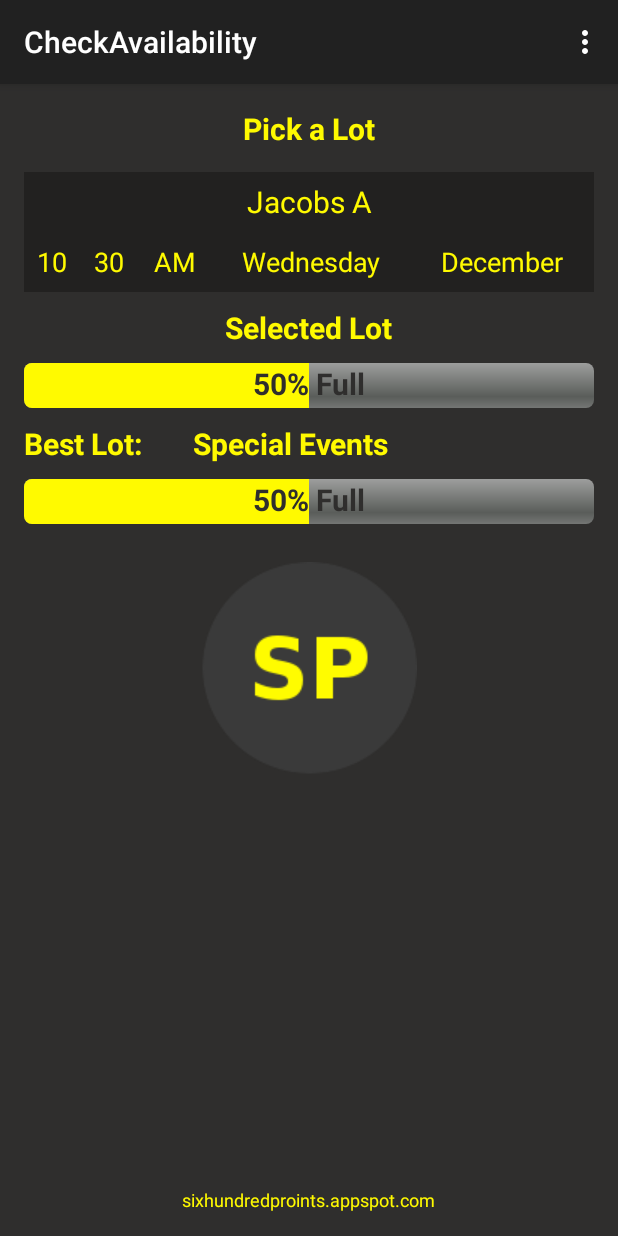
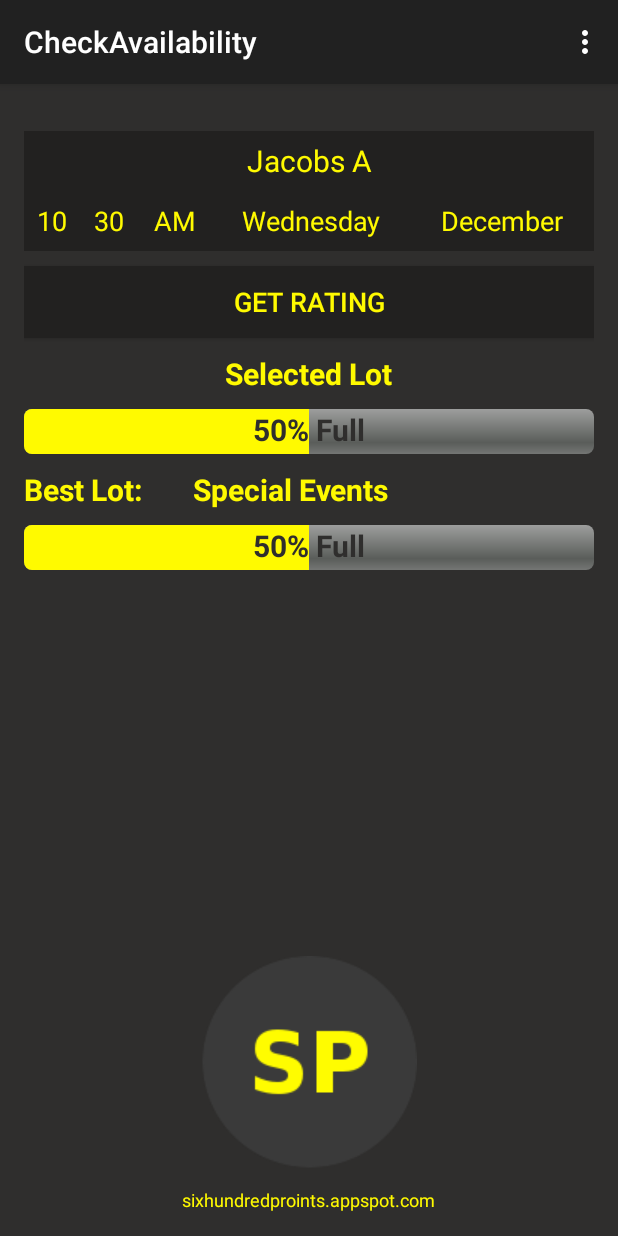
Before and after one commit to vickymzheng/sixPoints, an Android app: the screen it shows after launch (CheckAvail), after a tap on "CHECK AVAILABILITY", on a phone screen of 412 x 824 dp. Run offline under Robolectric (Android 15) with nearby library versions, the phone set to English and light mode, and no system bars.

Commit message:
Added test button in ARRIVING activity

```diff
--- a/sixpts/app/src/main/java/app/sixpts/CheckAvail.java
+++ b/sixpts/app/src/main/java/app/sixpts/CheckAvail.java
@@ -4,8 +4,14 @@ import android.support.v7.app.AppCompatActivity;
 import android.os.Bundle;
 import android.view.Menu;
 import android.view.MenuItem;
+import android.view.View;
 import android.widget.ArrayAdapter;
+import android.widget.Button;
+import android.widget.ProgressBar;
 import android.widget.Spinner;
+import android.widget.TextView;
+
+import org.w3c.dom.Text;
 
 import app.sixpts.listeners.DayListener;
 import app.sixpts.listeners.HourListener;
@@ -15,19 +21,24 @@ import app.sixpts.listeners.MonthListener;
 import app.sixpts.listeners.apmListener;
 
 public class CheckAvail extends AppCompatActivity {
-    Spinner _monthSpinner;
-    Spinner _daySpinner;
-    Spinner _hourSpinner;
-    Spinner _minuteSpinner;
-    Spinner _apmSpinner;
-    Spinner _lotSpinner;
+    Spinner _monthSpinner, _daySpinner, _hourSpinner,
+            _minuteSpinner, _apmSpinner, _lotSpinner;
+    TextView _bestLot, _selectedLot;
+    ProgressBar _selectedBar, _suggestedBar;
     Data _data;
+    Button _rating;
 
     @Override
     protected void onCreate(Bundle savedInstanceState) {
         super.onCreate(savedInstanceState);
         setContentView(R.layout.activity_check_avail);
-        _data = new Data(null, null, null, getApplicationContext());
+        _bestLot = (TextView) findViewById(R.id.lotText);
+        _selectedLot = (TextView) findViewById(R.id.selectedText);
+        _lotSpinner = (Spinner) findViewById(R.id.mapSpinner);
+        _rating = (Button) findViewById(R.id.rateButton);
+        _selectedBar = (ProgressBar) findViewById(R.id.currentLotBar);
+        _suggestedBar = (ProgressBar) findViewById(R.id.suggestedLotBar);
+        _data = new Data( _rating, _bestLot, _selectedLot, _selectedBar, _suggestedBar, _lotSpinner, CheckAvail.this);
         setUp();
     }
 
@@ -54,6 +65,16 @@ public class CheckAvail extends AppCompatActivity {
     }
 
     public void setUp() {
+
+        _rating.setOnClickListener(new View.OnClickListener() {
+            @Override
+            public void onClick(View v) {
+                _data.getSelectedView().setText(_data.getSelectedLot());
+                _data.getRankings().execute();
+
+            }
+        });
+
         _monthSpinner = (Spinner) findViewById(R.id.monthSpinner);
         ArrayAdapter monthAdapter = ArrayAdapter.createFromResource(this, R.array.month_array, R.layout.monthspinner_layout);
         _monthSpinner.setAdapter(monthAdapter);
--- a/sixpts/app/src/main/java/app/sixpts/Data.java
+++ b/sixpts/app/src/main/java/app/sixpts/Data.java
@@ -2,35 +2,45 @@ package app.sixpts;
 
 import android.app.Activity;
 import android.content.Context;
-import android.content.res.AssetManager;
-import android.widget.EditText;
+import android.widget.Button;
+import android.widget.ProgressBar;
+import android.widget.Spinner;
+import android.widget.TextView;
 
-import java.io.IOException;
 import java.util.HashMap;
-import java.util.Scanner;
 import java.util.Calendar;
-import java.util.Map;
+
+import app.sixpts.TaskHandlers.SetRankings;
 
 
 /**
  * Created by paulkowa on 11/3/15.
  */
 public class Data extends Activity {
+    private Context context;
     private String _selectedLot;
     private int _month, _day, _hour, _minute, _amp;
     private HashMap<String, HashMap<String, Integer>> _map;
-    private AssetManager _assMan;
-    private String[] _files;
+    private TextView suggestedLot, selectedLot;
+    private ProgressBar selectedBar, suggestedBar;
+    private SetRankings rankings;
+    private Spinner selectedLotSpinner;
+    private Button button;
 
+    public Data(Button button, TextView suggestedLot, TextView selectedLot, ProgressBar selectedBar, ProgressBar suggestedBar, Spinner selectedLotSpinner, Context context) {
+        // Set class variables
+        this.context = context;
+        this.suggestedBar = suggestedBar;
+        this.selectedBar = selectedBar;
+        this.suggestedLot = suggestedLot;
+        this.selectedLot = selectedLot;
+        this.selectedLotSpinner = selectedLotSpinner;
+        this.button = button;
 
-    /**
-     *
-     */
-    public Data(EditText sugLotField, EditText sugRateField, EditText curRateField, Context context) {
-        _map = new HashMap<String, HashMap<String, Integer>>();
-        _assMan = context.getAssets();
-        buildData();
+        // Create SetRankings
+        rankings = new SetRankings(context, this, button);
 
+        // Set spinner values to current day / time
         Calendar c = Calendar.getInstance();
         _hour = c.get(Calendar.HOUR_OF_DAY);
         _minute = c.get(Calendar.MINUTE);
@@ -38,6 +48,7 @@ public class Data extends Activity {
         _month = c.get(Calendar.MONTH);
         _day = c.get(Calendar.DAY_OF_WEEK);
 
+        // Round time to nearest half hour and set AM/PM
         if ((_minute >= 15 && _minute <= 30) || (_minute <= 45 && _minute >= 30)) { _minute = 30; }
         else if(_minute > 45 && _minute < 60) {
             _minute = 0;
@@ -48,188 +59,62 @@ public class Data extends Activity {
     }
 
     public void updateRating() {
-        String suggestion = "";
-        int sugRat = 0;
-        int curRat = 0;
+        //Toast.makeText(context, _selectedLot, Toast.LENGTH_SHORT).show();
 
-        /**
-         *Using _sugRateField and _sugLotField to display values for testing
-         */
-
-        /**
-        String[] selected = _selectedLot.split(" ");
-        try {
-            _sugRateField.setText(String.valueOf(_assMan.list("files").length));
-            _sugLotField.setText(String.valueOf(_assMan.list("files")[1]));
-        } catch (IOException e) {
-            e.printStackTrace();
-        }
-
-        /**
-         * Error occurs in either buildData or findBest
-         */
-        //_curRateField.setText(_map.get(selected[0] + selected[1]).get("011200"));
-
-        //findBest(suggestion, sugRat, curRat);
-
-        //_sugLotField.setText(_selectedLot.split(" ")[0] + _selectedLot.split(" ")[1]);
-        //_sugLotField.setText(_month + " " + _day + " " + _hour + " " + _minute + " " + _amp);
-        //_sugLotField.setText(_selectedLot.split(" ")[0] + _selectedLot.split(" ")[1]);
-        //_sugLotField.setText(suggestion);
-        //_sugRateField.setText(String.valueOf(sugRat));
-        //_curRateField.setText(String.valueOf(curRat));
-
-        //_curRateField.setText(_map.get(_selectedLot).get("011200"));
     }
 
-    public void buildData() {
-
-        try {
-            _files = _assMan.list("files");
-        } catch (IOException e) {
-            e.printStackTrace();
-        }
-
-        for(int i = 0; i < _files.length; ++i) {
-            Scanner scan;
-            HashMap<String, Integer> hash;
-            try {
-                scan = new Scanner(_assMan.open(_files[i]));
-                hash = new HashMap<String, Integer>();
-
-                while (scan.hasNext()) {
-                    String[] current = scan.nextLine().split(" ");
-                    hash.put(current[0], Integer.valueOf(current[1]));
-                }
-                _map.put(_files[i].split(".")[0], hash);
-            } catch (IOException e) {
-                e.printStackTrace();
-            }
-        }
-    }
-
-    private void findBest(String sugLot, int sugRat, int curRat) {
-        String[] selected = _selectedLot.split(" ");
-
-        if (selected.length == 2) {
-            curRat = _map.get(selected[0] + selected[1]).get(String.valueOf(_month) + String.valueOf(_day) + String.valueOf(_hour) + String.valueOf(_minute) + String.valueOf(_amp));
-            sugRat = _map.get(selected[0] + selected[1]).get(String.valueOf(_month) + String.valueOf(_day) + String.valueOf(_hour) + String.valueOf(_minute) + String.valueOf(_amp));
-        }
-        else {
-            curRat = _map.get(_selectedLot).get(String.valueOf(_month) + String.valueOf(_day) + String.valueOf(_hour) + String.valueOf(_minute) + String.valueOf(_amp));
-            sugRat = _map.get(_selectedLot).get(String.valueOf(_month) + String.valueOf(_day) + String.valueOf(_hour) + String.valueOf(_minute) + String.valueOf(_amp));
-        }
-
-        sugLot = _selectedLot;
-
-        for (Map.Entry<String, HashMap<String, Integer>> entry : _map.entrySet()) {
-            if(entry.getValue().get(String.valueOf(_month) + String.valueOf(_day) + String.valueOf(_hour) + String.valueOf(_minute) + String.valueOf(_amp)) < sugRat) {
-                sugRat = entry.getValue().get(String.valueOf(_month) + String.valueOf(_day) + String.valueOf(_hour) + String.valueOf(_minute) + String.valueOf(_amp));
-                sugLot = entry.getKey();
-            }
-        }
-    }
-
-    /**
-     *
-     * @param selectedLot
-     */
     public void setLot(String selectedLot) {
         _selectedLot = selectedLot;
         updateRating();
-        //_sugLotField.setText(_month + _day + _hour + _minute + _amp);
     }
 
-    /**
-     *
-     * @param month
-     */
     public void setMonth(int month) {
         _month = month;
         updateRating();
-        //_sugLotField.setText(_month + _day + _hour + _minute + _amp);
     }
 
-    /**
-     *
-     * @param day
-     */
     public void setDay(int day) {
         _day = day;
         updateRating();
-        //_sugLotField.setText(_month + _day + _hour + _minute + _amp);
     }
 
-    /**
-     *
-     * @param hour
-     */
     public void setHour(int hour) {
         _hour = hour;
         updateRating();
-        //_sugLotField.setText(_month + _day + _hour + _minute + _amp);
     }
 
-    /**
-     *
-     * @param minute
-     */
     public void setMinute(int minute) {
         _minute = minute;
         updateRating();
-        //_sugLotField.setText(_month + _day + _hour + _minute + _amp);
     }
 
-    /**
-     *
-     * @param amp
-     */
     public void setAmp(int amp) {
         _amp = amp;
         updateRating();
-        //_sugLotField.setText(_month + _day + _hour + _minute + _amp);
     }
 
-    /**
-     *
-     * @return selected lot
-     */
-    public String getSelectedLot() {
-        return _selectedLot;
-    }
+    public Spinner getLotSpinner() { return selectedLotSpinner; }
 
-    /**
-     *
-     * @return month
-     */
+    public String getSelectedLot() { return _selectedLot; }
+
+    public TextView getSuggestedView() { return suggestedLot; }
+
+    public TextView getSelectedView() { return selectedLot;}
+
+    public SetRankings getRankings() { return rankings; }
+
     public int getMonth() { return _month; }
 
-    /**
-     *
-     * @return day
-     */
     public int getDay() {
         return _day;
     }
 
-    /**
-     *
-     * @return hour
-     */
     public int getHour() {
         return _hour;
     }
 
-    /**
-     *
-     * @return minute
-     */
     public int getMinute() { return _minute; }
 
-    /**
-     *
-     * @return amp
-     */
     public int getAmp() { return _amp; }
 
 
--- a/sixpts/app/src/main/java/app/sixpts/Main.java
+++ b/sixpts/app/src/main/java/app/sixpts/Main.java
@@ -45,17 +45,11 @@ public class Main extends AppCompatActivity {
         return super.onOptionsItemSelected(item);
     }
 
-    private void setUp() {
-        //_currentLot = (EditText) findViewById(R.id.curLotValueText);
-        //_currentRating = (EditText) findViewById(R.id.ratingValueText);
-        //_suggestedLot = (EditText) findViewById(R.id.sugLotValueText);
-        //_suggestedRating = (EditText) findViewById(R.id.rateValueText);
+    private void setUp() {;
         _arriving = (Button) findViewById(R.id.arriving);
         _leaving = (Button) findViewById(R.id.leaving);
         _checkAvail = (Button) findViewById(R.id.checkAvail);
 
-
-        //_data = new Data(_suggestedLot, _suggestedRating, _currentRating, getApplicationContext());
 
         _arriving.setOnClickListener(new View.OnClickListener() {
             @Override
@@ -91,36 +85,5 @@ public class Main extends AppCompatActivity {
             }
         });
 **/
-/**
-        _monthSpinner = (Spinner) findViewById(R.id.monthSpinner);
-        ArrayAdapter monthAdapter = ArrayAdapter.createFromResource(this, R.array.month_array, R.layout.monthspinner_layout);
-        _monthSpinner.setAdapter(monthAdapter);
-       _monthSpinner.setOnItemSelectedListener(new MonthListener(_monthSpinner, _data));
-
-        _daySpinner = (Spinner) findViewById(R.id.daySpinner);
-        ArrayAdapter dayAdapter = ArrayAdapter.createFromResource(this, R.array.day_array, R.layout.dayspinner_layout);
-        _daySpinner.setAdapter(dayAdapter);
-       _daySpinner.setOnItemSelectedListener(new DayListener(_daySpinner, _data));
-
-        _hourSpinner = (Spinner) findViewById(R.id.hourSpinner);
-        ArrayAdapter hourAdapter = ArrayAdapter.createFromResource(this, R.array.hour_array, R.layout.hourspinner_layout);
-        _hourSpinner.setAdapter(hourAdapter);
-       _hourSpinner.setOnItemSelectedListener(new HourListener(_hourSpinner, _data));
-
-        _minuteSpinner = (Spinner) findViewById(R.id.minuteSpinner);
-        ArrayAdapter minuteAdapter = ArrayAdapter.createFromResource(this, R.array.minute_array, R.layout.minutespinner_layout);
-        _minuteSpinner.setAdapter(minuteAdapter);
-        _minuteSpinner.setOnItemSelectedListener(new MinuteListener(_minuteSpinner, _data));
-
-        _apmSpinner = (Spinner) findViewById(R.id.apmSpinner);
-        ArrayAdapter apmAdapter = ArrayAdapter.createFromResource(this, R.array.apm_array, R.layout.apmspinner_layout);
-        _apmSpinner.setAdapter(apmAdapter);
-        _apmSpinner.setOnItemSelectedListener(new apmListener(_apmSpinner, _data));
-
-        _lotSpinner = (Spinner) findViewById(R.id.mapSpinner);
-        ArrayAdapter mapAdapter = ArrayAdapter.createFromResource(this, R.array.map_array, R.layout.lotspinner_layout);
-        _lotSpinner.setAdapter(mapAdapter);
-        _lotSpinner.setOnItemSelectedListener(new LotListener(_lotSpinner, _data, _currentLot));
- **/
     }
 }
--- a/sixpts/app/src/main/java/app/sixpts/TaskHandlers/HttpGet.java
+++ b/sixpts/app/src/main/java/app/sixpts/TaskHandlers/HttpGet.java
@@ -53,7 +53,7 @@ public class HttpGet extends AsyncTask<Void, Integer, String> {
 
     @Override
     protected void onPostExecute(String result){
-        Toast.makeText(context, result,Toast.LENGTH_LONG).show();
+        Toast.makeText(context, result,Toast.LENGTH_SHORT).show();
         button.setEnabled(true);
         progressDialog.hide();
     }
--- a/sixpts/app/src/main/java/app/sixpts/TaskHandlers/HttpPush.java
+++ b/sixpts/app/src/main/java/app/sixpts/TaskHandlers/HttpPush.java
@@ -53,7 +53,7 @@ public class HttpPush extends AsyncTask<Void, Integer, String> {
 
     @Override
     protected void onPostExecute(String result){
-        Toast.makeText(context, result, Toast.LENGTH_LONG);
+        Toast.makeText(context, result, Toast.LENGTH_LONG).show();
         button.setEnabled(true);
         progressDialog.hide();
     }
--- a/sixpts/app/src/main/java/app/sixpts/TaskHandlers/SetRankings.java
+++ b/sixpts/app/src/main/java/app/sixpts/TaskHandlers/SetRankings.java
@@ -1,7 +1,131 @@
 package app.sixpts.TaskHandlers;
+
+import android.app.ProgressDialog;
+import android.content.Context;
+import android.content.res.AssetManager;
+import android.os.AsyncTask;
+import android.widget.Button;
+import android.widget.Toast;
+
+import java.io.IOException;
+import java.util.HashMap;
+import java.util.Scanner;
+
+import app.sixpts.Data;
 
 /**
  * Created by paulkowa on 12/6/15.
  */
-public class SetRankings {
+public class SetRankings extends AsyncTask<Void, Integer, String> {
+    Context context;
+    String selectedLot, suggestedLot;
+    ProgressDialog progressDialog;
+    HashMap map;
+    String[] files;
+    AssetManager assMan;
+    Data data;
+    Button button;
+
+    public SetRankings(Context context, Data data, Button button) {
+        this.context = context;
+        this.data = data;
+        suggestedLot = data.getSelectedLot();
+        selectedLot = data.getSelectedLot();
+        this.button = button;
+        map = new HashMap<String, HashMap<String, Integer>>();
+        assMan = context.getAssets();
+
+    }
+
+    @Override
+    protected String doInBackground(Void... params) {
+        int i = 0;
+        synchronized (this) {
+            while (i < 10) {
+                try {
+                    wait(100);
+                    i++;
+                    publishProgress(i);
+                } catch (InterruptedException e) {
+                    e.printStackTrace();
+                }
+            }
+        }
+        return "Download complete...";
+    }
+
+    @Override
+    protected void onPreExecute() {
+        progressDialog = new ProgressDialog(context);
+        progressDialog.setTitle("Download in Progress...");
+        progressDialog.setMax(10);
+        progressDialog.setProgress(0);
+        progressDialog.setProgressStyle(ProgressDialog.STYLE_HORIZONTAL);
+        progressDialog.show();
+        super.onPreExecute();
+
+    }
+
+    @Override
+    protected void onPostExecute(String result){
+        Toast.makeText(context, result, Toast.LENGTH_LONG).show();
+        button.setEnabled(true);
+        progressDialog.hide();
+    }
+
+    @Override
+    protected void onProgressUpdate(Integer... values) {
+        int progress = values[0];
+        progressDialog.setProgress(progress);
+        //textView.setText("Download in Progress...");
+    }
+
+    public void buildData() {
+
+        try {
+            files = assMan.list("files");
+        } catch (IOException e) {
+            e.printStackTrace();
+        }
+
+        for(int i = 0; i < files.length; ++i) {
+            Scanner scan;
+            HashMap<String, Integer> hash;
+            try {
+                scan = new Scanner(assMan.open(files[i]));
+                hash = new HashMap<String, Integer>();
+
+                while (scan.hasNext()) {
+                    String[] current = scan.nextLine().split(" ");
+                    hash.put(current[0], Integer.valueOf(current[1]));
+                }
+                map.put(files[i].split(".")[0], hash);
+            } catch (IOException e) {
+                e.printStackTrace();
+            }
+        }
+    }
+/**
+    private void findBest(String sugLot, int sugRat, int curRat) {
+        String[] selected = _selectedLot.split(" ");
+
+        if (selected.length == 2) {
+            curRat = map.get(selected[0] + selected[1]).get(String.valueOf(_month) + String.valueOf(_day) + String.valueOf(_hour) + String.valueOf(_minute) + String.valueOf(_amp));
+            sugRat = map.get(selected[0] + selected[1]).get(String.valueOf(_month) + String.valueOf(_day) + String.valueOf(_hour) + String.valueOf(_minute) + String.valueOf(_amp));
+        }
+        else {
+            curRat = map.get(_selectedLot).get(String.valueOf(_month) + String.valueOf(_day) + String.valueOf(_hour) + String.valueOf(_minute) + String.valueOf(_amp));
+            sugRat = map.get(_selectedLot).get(String.valueOf(_month) + String.valueOf(_day) + String.valueOf(_hour) + String.valueOf(_minute) + String.valueOf(_amp));
+        }
+
+        sugLot = _selectedLot;
+
+        for (Map.Entry<String, HashMap<String, Integer>> entry : map.entrySet()) {
+            if(entry.getValue().get(String.valueOf(_month) + String.valueOf(_day) + String.valueOf(_hour) + String.valueOf(_minute) + String.valueOf(_amp)) < sugRat) {
+                sugRat = entry.getValue().get(String.valueOf(_month) + String.valueOf(_day) + String.valueOf(_hour) + String.valueOf(_minute) + String.valueOf(_amp));
+                sugLot = entry.getKey();
+            }
+        }
+    }
+ **/
 }
--- a/sixpts/app/src/main/java/app/sixpts/listeners/LotListener.java
+++ b/sixpts/app/src/main/java/app/sixpts/listeners/LotListener.java
@@ -32,8 +32,6 @@ public class LotListener implements AdapterView.OnItemSelectedListener {
     @Override
     public void onItemSelected(AdapterView<?> parent, View view, int position, long id) {
         _data.setLot((String) _spin.getSelectedItem());
-        _data.updateRating();
-
     }
 
     /**
--- a/sixpts/app/src/main/res/layout/activity_check_avail.xml
+++ b/sixpts/app/src/main/res/layout/activity_check_avail.xml
@@ -7,16 +7,6 @@
     tools:context="app.sixpts.CheckAvail"
     android:background="#2f2e2d">
 
-    <TextView
-        android:layout_width="wrap_content"
-        android:layout_height="wrap_content"
-        android:layout_centerHorizontal="true"
-        android:id="@+id/titleText"
-        android:text="@string/selectALot"
-        android:textSize="20sp"
-        android:textColor="#fffa00"
-        android:editable="false"
-        android:textStyle="bold" />
 
     <Spinner
         android:layout_width="match_parent"
@@ -24,7 +14,7 @@
         android:id="@+id/mapSpinner"
         android:spinnerMode="dropdown"
         android:background="#2f2e2d"
-        android:layout_below="@id/titleText"
+        android:layout_alignParentTop="true"
         android:layout_marginTop="15dp">
     </Spinner>
 
@@ -88,6 +78,18 @@
 
     </LinearLayout>
 
+    <Button
+        android:layout_width="match_parent"
+        android:layout_height="wrap_content"
+        android:id="@+id/rateButton"
+        android:layout_below="@id/dateLayout"
+        android:layout_marginTop="10dp"
+        android:text="@string/getRating"
+        android:background="#222120"
+        android:textColor="#fffa00"
+        android:textSize="18sp"
+        />
+
     <TextView
         android:layout_width="wrap_content"
         android:layout_height="wrap_content"
@@ -95,7 +97,7 @@
         android:text="@string/chosenLot"
         android:textSize="20sp"
         android:layout_centerHorizontal="true"
-        android:layout_below="@id/dateLayout"
+        android:layout_below="@id/rateButton"
         android:layout_marginTop="10dp"
         android:textColor="#fffa00"
         android:editable="false"
@@ -222,8 +224,8 @@
     <ImageView
         android:layout_width="wrap_content"
         android:layout_height="wrap_content"
-        android:layout_below="@id/suggestBarLayout"
-        android:layout_marginTop="25dp"
+        android:layout_above="@id/siteText"
+        android:layout_marginBottom="10dp"
         android:id="@id/iconImage"
         android:background="@drawable/icon"
         android:layout_centerVertical="true"
--- a/sixpts/app/src/main/res/layout/activity_main.xml
+++ b/sixpts/app/src/main/res/layout/activity_main.xml
@@ -59,8 +59,8 @@
         android:id="@+id/icon"
         android:layout_width="match_parent"
         android:layout_height="wrap_content"
-        android:layout_below="@id/buttons"
-        android:layout_marginTop="20dp">
+        android:layout_above="@id/siteText"
+        android:layout_marginBottom="10dp">
 
         <ImageView
             android:layout_width="wrap_content"
--- a/sixpts/app/src/main/res/values/strings.xml
+++ b/sixpts/app/src/main/res/values/strings.xml
@@ -99,4 +99,6 @@
     <string name="arriving">Arriving</string>
     <string name="selectALot">Pick a Lot</string>
     <string name="chosenLot">Selected Lot</string>
+    <string name="getRating">Get Rating</string>
+    <string name="Test">test results...</string>
 </resources>
```
Also changed, not shown: sixpts/app/src/main/java/app/sixpts/Arriving.java (+20 -0 lines), sixpts/app/src/main/java/app/sixpts/listeners/Hashed.java (deleted, +0 -36 lines), sixpts/app/src/main/res/layout/activity_arriving.xml (+22 -31 lines), 38 other files.
